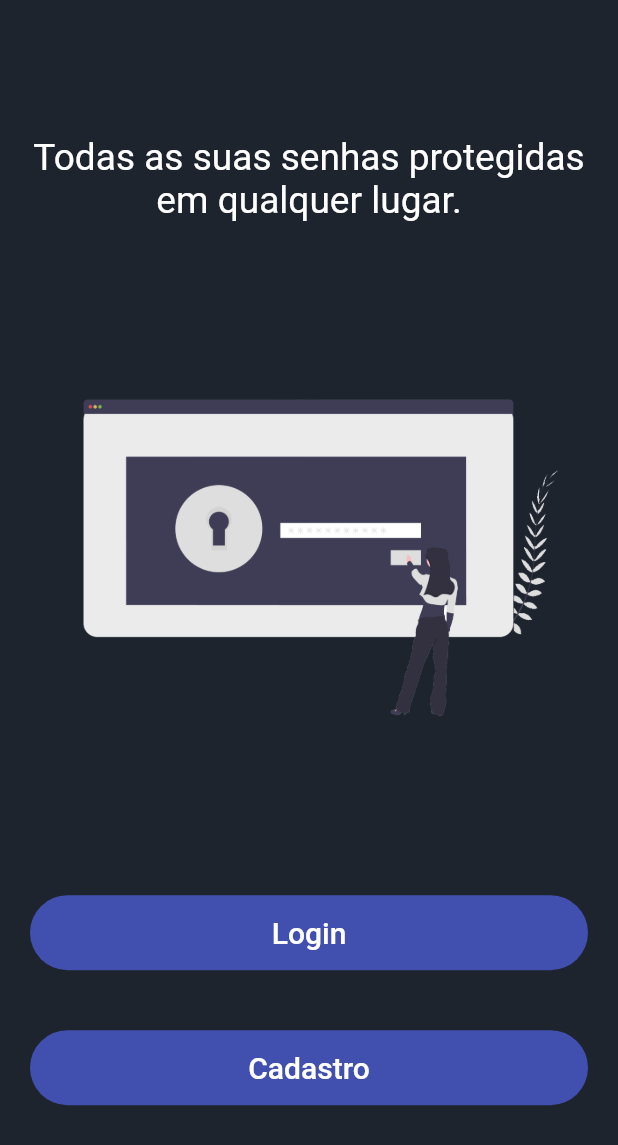
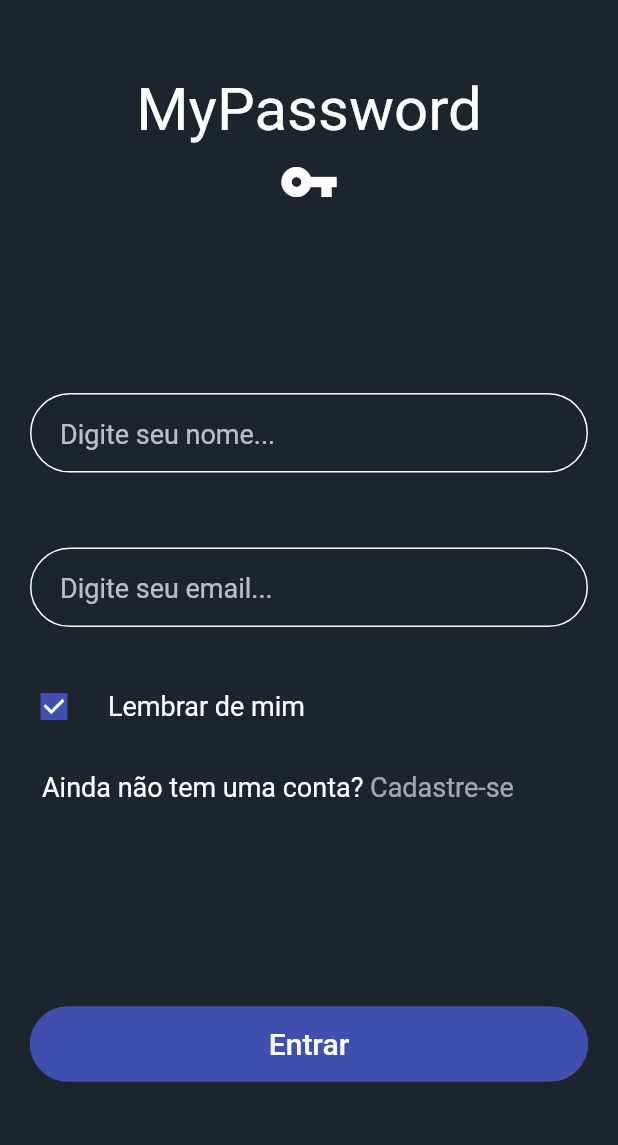
Before and after one commit to Eschechola/MyPasswordAPP, a Flutter app: the screen it shows after launch, after a tap on "Login", on a phone screen of 412 x 824 dp. Shown: the top 1145 px of the screen. Run offline on Flutter 3.47's test engine with Material 2 defaults, Android fonts, the phone set to English and light mode, and no system bars; Roboto replaces fonts that are missing (Arial).

Commit message:
Front end da página de login e cadastro finalizado

```diff
--- /dev/null
+++ b/app/lib/blocs/navigation.bloc.dart
@@ -0,0 +1,17 @@
+import 'package:flutter/cupertino.dart';
+import 'package:flutter/material.dart';
+
+class NavigationBloc{
+
+  void pushTo(BuildContext context, Widget widgetPage){
+    Navigator.push(context, new MaterialPageRoute(
+        builder: (BuildContext context) => widgetPage,
+      ));
+  }
+
+  void pushReplacementTo(BuildContext context, Widget widgetPage){
+    Navigator.pushReplacement(context, new MaterialPageRoute(
+        builder: (BuildContext context) => widgetPage,
+      ));
+  }
+}
--- a/app/lib/pages/index.page.dart
+++ b/app/lib/pages/index.page.dart
@@ -1,8 +1,8 @@
 import 'dart:async';
-
 import 'package:flutter/cupertino.dart';
 import 'package:flutter/material.dart';
 import 'package:flutter/services.dart';
+import 'package:mypassword/blocs/navigation.bloc.dart';
 import 'package:mypassword/pages/welcome.page.dart';
 import 'package:mypassword/styles/app.colors.dart';
 
@@ -18,13 +18,9 @@ class _IndexState extends State with SingleTickerProviderStateMixin {
 
   void carregarHomePage(){
     Timer(Duration(seconds: 5), (){
-      Navigator.pushReplacement(context, new MaterialPageRoute(
-        builder: (BuildContext context) => new WelcomePage(),
-      ));
+      new NavigationBloc().pushReplacementTo(context, new WelcomePage());
     });
   }
-
-
 
   void initState() {
     super.initState();
@@ -76,7 +72,7 @@ class _IndexState extends State with SingleTickerProviderStateMixin {
                     animation: rotationController,
                     child: Icon(
                       Icons.vpn_key,
-                      color: Colors.white,
+                      color: AppColors.secondaryColor,
                       size: 40,
                     ),
 
--- /dev/null
+++ b/app/lib/pages/login.page.dart
@@ -0,0 +1,115 @@
+import 'package:flutter/cupertino.dart';
+import 'package:flutter/material.dart';
+import 'package:mypassword/blocs/navigation.bloc.dart';
+import 'package:mypassword/main.dart';
+import 'package:mypassword/pages/register.page.dart';
+import 'package:mypassword/styles/app.colors.dart';
+import 'package:mypassword/widgets/mypassowrd.logo.widget.dart';
+import 'package:mypassword/widgets/mypassword.button.widget.dart';
+import 'package:mypassword/widgets/mypassword.input.widget.dart';
+
+class LoginPage extends StatefulWidget {
+  @override
+  _LoginPageState createState() => _LoginPageState();
+}
+
+class _LoginPageState extends State<LoginPage> {
+  bool remember = true;
+
+  @override
+  Widget build(BuildContext context) {
+    return Scaffold(
+      body: Container(
+        decoration: BoxDecoration(
+          color: AppColors.primaryColor
+        ),
+
+        child: ListView(
+          children: <Widget>[
+            MyPasswordLogo(),
+
+            Padding(
+              padding: EdgeInsets.only(
+                top: MediaQuery.of(context).size.height * 0.1
+              ),
+              child: Column(
+                children: <Widget>[
+                  MyPasswordInput(
+                    hintText: "Digite seu nome...",
+                  ),
+
+                  MyPasswordInput(
+                    hintText: "Digite seu email...",
+                  ),
+
+                  CheckboxListTile(
+                    title: Text(
+                      "Lembrar de mim",
+                      style: TextStyle(
+                        color: AppColors.secondaryColor,
+                        fontSize: 18
+                      ),
+                    ),
+                    activeColor: AppColors.thirdColor,
+                    checkColor: AppColors.secondaryColor,
+                    value: remember,
+                    onChanged: (value) {
+                      setState(() {
+                        remember = value;
+                      });
+                    },
+                    controlAffinity: ListTileControlAffinity.leading
+                  ),
+
+                  Padding(
+                    padding: EdgeInsets.only(
+                      top: 15,
+                      left: 28,
+                      bottom: 50
+                    ),
+
+                    child: Row(
+                      children: <Widget>[
+                        Text(
+                          "Ainda não tem uma conta? ",
+                          style: TextStyle(
+                            fontSize: 18,
+                            color: AppColors.secondaryColor
+                          ),
+                        ),
+
+                        InkWell(
+                          onTap: (){
+                            new NavigationBloc().pushReplacementTo(context, new RegisterPage());
+                          },
+                          child: Text(
+                            "Cadastre-se",
+                            style: TextStyle(
+                              fontSize: 18,
+                              color: Color.fromRGBO(255, 255, 255, 0.6)
+                            ),
+                          )
+                        ),
+                      ],
+                    ),
+                  ),
+
+                  Padding(
+                    padding: EdgeInsets.only(
+                      top: MediaQuery.of(context).size.height * 0.08
+                    ),
+                    child: MyPasswordButton(
+                      text: "Entrar",
+                      function: (){},
+                      inverseButton: false
+                    )
+                  )
+                ],
+              )
+            ),
+          ],
+        )
+      ),
+    );
+  }
+}
--- /dev/null
+++ b/app/lib/pages/register.page.dart
@@ -0,0 +1,83 @@
+import 'package:flutter/cupertino.dart';
+import 'package:flutter/material.dart';
+import 'package:mypassword/blocs/navigation.bloc.dart';
+import 'package:mypassword/styles/app.colors.dart';
+import 'package:mypassword/widgets/mypassowrd.logo.widget.dart';
+import 'package:mypassword/widgets/mypassword.button.widget.dart';
+import 'package:mypassword/widgets/mypassword.input.widget.dart';
+
+import 'login.page.dart';
+
+class RegisterPage extends StatelessWidget {
+  @override
+  Widget build(BuildContext context) {
+    return Scaffold(
+      body: Container(
+        decoration: BoxDecoration(
+          color: AppColors.primaryColor
+        ),
+        child: ListView(
+          children: <Widget>[
+
+            MyPasswordLogo(),
+
+            MyPasswordInput(
+              hintText: "Digite seu nome...",
+            ),
+
+            MyPasswordInput(
+              hintText: "Digite seu email...",
+            ),
+
+            MyPasswordInput(
+              hintText: "Digite sua senha...",
+            ),
+
+            MyPasswordInput(
+              hintText: "Digite novamente sua senha...",
+            ),
+
+            Padding(
+              padding: EdgeInsets.only(
+                top: 15,
+                left: 28,
+                bottom: 50
+              ),
+
+              child: Row(
+                children: <Widget>[
+                  Text(
+                    "Já tem tem conta? ",
+                    style: TextStyle(
+                      fontSize: 18,
+                      color: AppColors.secondaryColor
+                    ),
+                  ),
+
+                  InkWell(
+                    onTap: (){
+                      new NavigationBloc().pushReplacementTo(context, new LoginPage());
+                    },
+                    child: Text(
+                      "Entre aqui",
+                      style: TextStyle(
+                        fontSize: 18,
+                        color: Color.fromRGBO(255, 255, 255, 0.6)
+                      ),
+                    )
+                  ),
+                ],
+              ),
+            ),
+
+            MyPasswordButton(
+              inverseButton: false,
+              function: (){},
+              text: "Cadastre - se",
+            ),
+          ],
+        )
+      ),
+    );
+  }
+}
--- a/app/lib/pages/welcome.page.dart
+++ b/app/lib/pages/welcome.page.dart
@@ -1,7 +1,10 @@
 import 'package:flutter/cupertino.dart';
 import 'package:flutter/material.dart';
+import 'package:mypassword/blocs/navigation.bloc.dart';
+import 'package:mypassword/pages/login.page.dart';
+import 'package:mypassword/pages/register.page.dart';
 import 'package:mypassword/styles/app.colors.dart';
-import 'package:mypassword/widgets/button.widget.dart';
+import 'package:mypassword/widgets/mypassword.button.widget.dart';
 
 class WelcomePage extends StatelessWidget {
   @override
@@ -35,7 +38,7 @@ class WelcomePage extends StatelessWidget {
                           "Todas as suas senhas protegidas em qualquer lugar.",
                           textAlign: TextAlign.center,
                           style: TextStyle(
-                            color: AppColors.secondaryColor,
+                            color: Color.fromRGBO(255, 255, 255, 0.8),
                             fontSize: MediaQuery.of(context).size.width * 0.06
                           ),
                         ),
@@ -59,12 +62,18 @@ class WelcomePage extends StatelessWidget {
 
                       MyPasswordButton(
                         text: "Login",
-                        function: (){},
+                        function: (){
+                          new NavigationBloc().pushTo(context, new LoginPage());
+                        },
+                        inverseButton: true,
                       ),
 
                       MyPasswordButton(
                         text: "Cadastro",
-                        function: (){},
+                        function: (){
+                          new NavigationBloc().pushTo(context, new RegisterPage());
+                        },
+                        inverseButton: false,
                       )                      //Padding()
                     ],
                   ) ,
--- /dev/null
+++ b/app/lib/widgets/mypassowrd.logo.widget.dart
@@ -0,0 +1,33 @@
+import 'package:flutter/cupertino.dart';
+import 'package:flutter/material.dart';
+import 'package:mypassword/styles/app.colors.dart';
+
+class MyPasswordLogo extends StatelessWidget {
+  @override
+  Widget build(BuildContext context) {
+    return Padding(
+        padding: EdgeInsets.only(
+            top: MediaQuery.of(context).size.height * 0.06,
+            bottom: MediaQuery.of(context).size.height * 0.01),
+        child: Column(
+          children: <Widget>[
+            Text(
+              "MyPassword",
+              textAlign: TextAlign.center,
+              style: TextStyle(
+                color: AppColors.secondaryColor,
+                fontSize: 40,
+              ),
+            ),
+            Padding(
+              padding: EdgeInsets.all(5),
+              child: Icon(
+                Icons.vpn_key,
+                color: AppColors.secondaryColor,
+                size: 40,
+              ),
+            ),
+          ],
+        ));
+  }
+}
--- a/app/lib/widgets/button.widget.dart
+++ b/app/lib/widgets/mypassword.button.widget.dart
@@ -3,9 +3,10 @@ import 'package:mypassword/styles/app.colors.dart';
 
 class MyPasswordButton extends StatelessWidget {
   var text = "";
+  var inverseButton = false;
   Function function;
 
-  MyPasswordButton({@required this.text, @required this.function});
+  MyPasswordButton({@required this.text, @required this.function, @required this.inverseButton});
 
   @override
   Widget build(BuildContext context) {
@@ -15,10 +16,18 @@ class MyPasswordButton extends StatelessWidget {
         width: MediaQuery.of(context).size.height * 0.9,
         height: 50,
         decoration: BoxDecoration(
-            color: AppColors.thirdColor,
+            color: inverseButton ? Colors.transparent : AppColors.thirdColor,//AppColors.thirdColor,
             borderRadius: BorderRadius.circular(60)),
         child: FlatButton(
             onPressed: function,
+            shape: RoundedRectangleBorder(
+              borderRadius: BorderRadius.circular(60),
+              side: BorderSide(
+                color: inverseButton ? AppColors.secondaryColor : AppColors.thirdColor,
+                width: 1,
+                style: BorderStyle.solid,
+              )
+            ),
             child: Text(text,
                 style: TextStyle(
                     color: AppColors.secondaryColor,
--- /dev/null
+++ b/app/lib/widgets/mypassword.input.widget.dart
@@ -0,0 +1,36 @@
+import 'package:flutter/material.dart';
+import 'package:mypassword/styles/app.colors.dart';
+
+class MyPasswordInput extends StatelessWidget {
+  var hintText = "";
+
+  MyPasswordInput({@required this.hintText});
+
+  @override
+  Widget build(BuildContext context) {
+    return Padding(
+        padding: EdgeInsets.only(top: 25, bottom: 25, left: 20, right: 20),
+        child: TextField(
+          style: TextStyle(color: Colors.white, fontSize: 20),
+          decoration: new InputDecoration(
+            contentPadding: EdgeInsets.only(
+                left: 20.0, right: 20.0, top: 15.0, bottom: 15.0),
+            focusedBorder: OutlineInputBorder(
+              borderRadius: BorderRadius.circular(60),
+              borderSide: BorderSide(color: AppColors.thirdColor, width: 1.0),
+            ),
+            enabledBorder: OutlineInputBorder(
+              borderRadius: BorderRadius.circular(60),
+              borderSide:
+                  BorderSide(color: AppColors.secondaryColor, width: 1.0),
+            ),
+            hintText: hintText,
+            hintStyle: TextStyle(
+              color: Color.fromRGBO(255, 255, 255, 0.7),
+              fontFamily: "Arial",
+              fontSize: 18,
+            ),
+          ),
+        ));
+  }
+}
```
